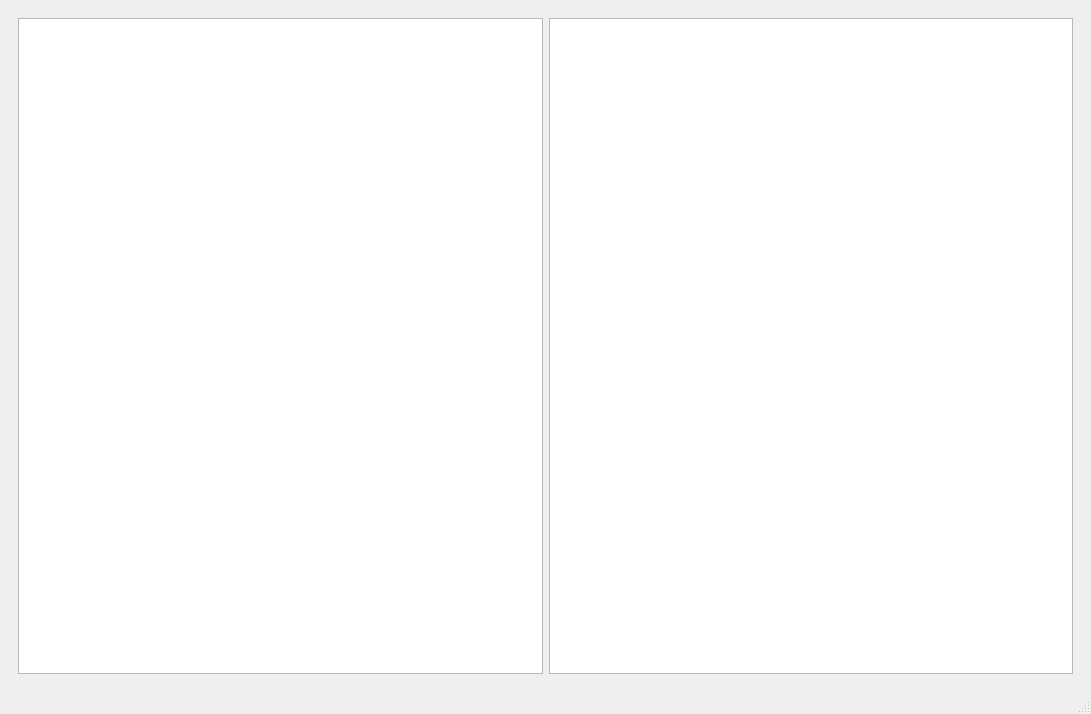
Before: the Qt Designer form app/mescaline.ui in kaoskorobase/mescaline, drawn with Qt 5.
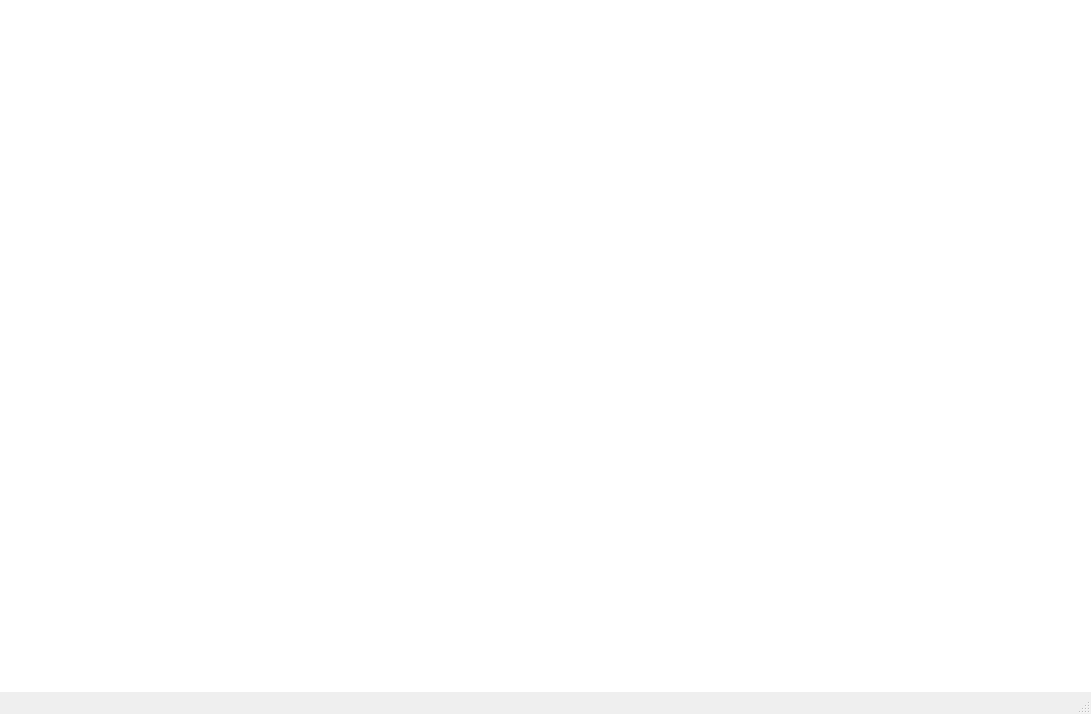
After: the same form once the commit is applied.

Commit message: Remove layout widget margins and padding

Diff of the .ui file:
```diff
--- a/app/mescaline.ui
+++ b/app/mescaline.ui
@@ -21,6 +21,12 @@
     <enum>Qt::NoFocus</enum>
    </property>
    <layout class="QVBoxLayout" name="verticalLayout_3">
+    <property name="spacing">
+     <number>0</number>
+    </property>
+    <property name="margin">
+     <number>0</number>
+    </property>
     <item>
      <widget class="QWidget" name="widget" native="true">
       <property name="sizePolicy">
@@ -29,12 +35,41 @@
         <verstretch>0</verstretch>
        </sizepolicy>
       </property>
+      <property name="autoFillBackground">
+       <bool>false</bool>
+      </property>
       <layout class="QHBoxLayout" name="horizontalLayout">
+       <property name="spacing">
+        <number>0</number>
+       </property>
+       <property name="margin">
+        <number>0</number>
+       </property>
        <item>
-        <widget class="QGraphicsView" name="sequencerView"/>
+        <widget class="QGraphicsView" name="sequencerView">
+         <property name="frameShape">
+          <enum>QFrame::NoFrame</enum>
+         </property>
+         <property name="frameShadow">
+          <enum>QFrame::Plain</enum>
+         </property>
+         <property name="lineWidth">
+          <number>0</number>
+         </property>
+        </widget>
        </item>
        <item>
-        <widget class="QGraphicsView" name="featureSpaceView"/>
+        <widget class="QGraphicsView" name="featureSpaceView">
+         <property name="frameShape">
+          <enum>QFrame::NoFrame</enum>
+         </property>
+         <property name="frameShadow">
+          <enum>QFrame::Plain</enum>
+         </property>
+         <property name="lineWidth">
+          <number>0</number>
+         </property>
+        </widget>
        </item>
       </layout>
      </widget>
```
